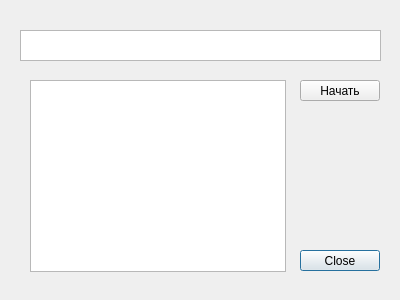
The window that mydialog.ui (Adidas05050/Team_Work) describes before a commit, drawn with Qt 5.
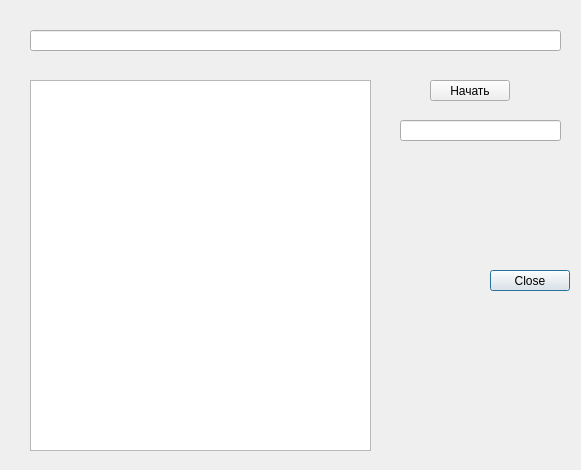
The same window after the commit.

Diff of the .ui file:
```diff
--- a/mydialog.ui
+++ b/mydialog.ui
@@ -6,8 +6,8 @@
    <rect>
     <x>0</x>
     <y>0</y>
-    <width>400</width>
-    <height>300</height>
+    <width>581</width>
+    <height>470</height>
    </rect>
   </property>
   <property name="windowTitle">
@@ -16,8 +16,8 @@
   <widget class="QPushButton" name="pushButton">
    <property name="geometry">
     <rect>
-     <x>300</x>
-     <y>250</y>
+     <x>490</x>
+     <y>270</y>
      <width>80</width>
      <height>21</height>
     </rect>
@@ -31,15 +31,15 @@
     <rect>
      <x>30</x>
      <y>80</y>
-     <width>256</width>
-     <height>192</height>
+     <width>341</width>
+     <height>371</height>
     </rect>
    </property>
   </widget>
   <widget class="QPushButton" name="pushButton_2">
    <property name="geometry">
     <rect>
-     <x>300</x>
+     <x>430</x>
      <y>80</y>
      <width>80</width>
      <height>21</height>
@@ -49,14 +49,42 @@
     <string>Начать</string>
    </property>
   </widget>
-  <widget class="QTextBrowser" name="textBrowser">
+  <widget class="QLineEdit" name="lineEdit">
    <property name="geometry">
     <rect>
-     <x>20</x>
+     <x>30</x>
      <y>30</y>
-     <width>361</width>
-     <height>31</height>
+     <width>531</width>
+     <height>21</height>
     </rect>
+   </property>
+   <property name="layoutDirection">
+    <enum>Qt::RightToLeft</enum>
+   </property>
+   <property name="autoFillBackground">
+    <bool>false</bool>
+   </property>
+   <property name="alignment">
+    <set>Qt::AlignCenter</set>
+   </property>
+   <property name="readOnly">
+    <bool>true</bool>
+   </property>
+   <property name="clearButtonEnabled">
+    <bool>false</bool>
+   </property>
+  </widget>
+  <widget class="QLineEdit" name="lineEdit_2">
+   <property name="geometry">
+    <rect>
+     <x>400</x>
+     <y>120</y>
+     <width>161</width>
+     <height>21</height>
+    </rect>
+   </property>
+   <property name="text">
+    <string/>
    </property>
   </widget>
  </widget>
```
